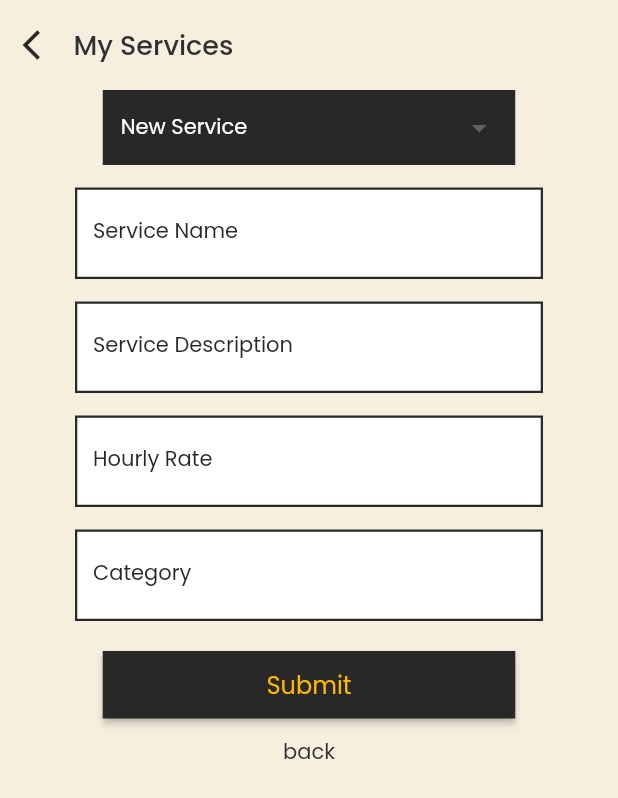
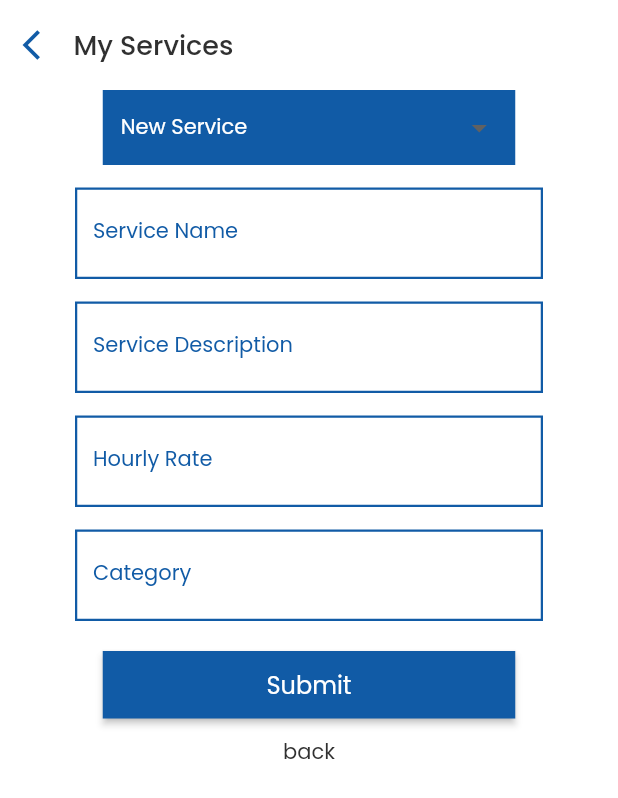
Before and after one commit to 3teeno/Build, a Flutter app: the Services_CRUD screen opened directly, on a phone screen of 412 x 824 dp. Shown: the top 798 px of the screen. Run offline on Flutter 3.47's test engine with Material 2 defaults, Android fonts, the phone set to English and light mode, and no system bars; drawn by our look-alikes of auto_size_text; our stand-ins replace built_collection, built_value, cached_network_image, cloud_firestore, file_picker, firebase_auth and 15 more; missing offline and left inert: dart:ffi, dash_chat, email_auth, json_path, mime_type; accounts and stored records are empty; generated files the repository leaves out were written again; network calls fail.

Commit message:
last commit from my side

```diff
--- a/lib/MenuBar/menubar_vendor.dart
+++ b/lib/MenuBar/menubar_vendor.dart
@@ -3,6 +3,7 @@ import 'package:build_i_t/Products/Products_Page_Customer.dart';
 import 'package:build_i_t/Vendor_Services/ServicePage.dart';
 import 'package:build_i_t/flutter_flow/flutter_flow_theme.dart';
 import 'package:build_i_t/flutter_flow/flutter_flow_util.dart';
+import 'package:build_i_t/home_page/VendorHomePage.dart';
 import 'package:build_i_t/login_page/Google_signIn.dart';
 import 'package:flutter/material.dart';
 import 'package:build_i_t/authentication_service.dart';
@@ -18,6 +19,7 @@ import 'package:provider/provider.dart';
 import 'package:firebase_core/firebase_core.dart';
 
 import '../chat_main/chat_main_widget.dart';
+import '../home_page/homepage_header_vendor.dart';
 
 
 class Vendor_menuBar extends StatefulWidget {
@@ -71,7 +73,7 @@ class _Vendor_menuBarState extends State<Vendor_menuBar> {
                         await Navigator.push(
                           context,
                           MaterialPageRoute(
-                            builder: (context) => HomePageWidget(),
+                            builder: (context) => VendorHomePageWidget(),
                           ),
                         );
                       },
@@ -117,7 +119,7 @@ class _Vendor_menuBarState extends State<Vendor_menuBar> {
                         await Navigator.push(
                           context,
                           MaterialPageRoute(
-                            builder: (context) => HomePageWidget(),
+                            builder: (context) => VendorHomePageWidget(),
                           ),
                         );
                       },
--- a/lib/Vendor_Services/ServicePage.dart
+++ b/lib/Vendor_Services/ServicePage.dart
@@ -5,11 +5,14 @@ import 'package:build_i_t/flutter_flow/flutter_flow_drop_down.dart';
 import 'package:build_i_t/flutter_flow/flutter_flow_theme.dart';
 import 'package:build_i_t/flutter_flow/flutter_flow_widgets.dart';
 import 'package:build_i_t/home_page/CustomerHomePage.dart';
+import 'package:build_i_t/home_page/homepage_header_vendor.dart';
 import 'package:build_i_t/login_page/login_page_widget.dart';
 import 'package:cloud_firestore/cloud_firestore.dart';
 import 'package:firebase_auth/firebase_auth.dart';
 import 'package:firebase_core/firebase_core.dart';
 import 'package:flutter/material.dart';
+
+import '../home_page/VendorHomePage.dart';
 
 
 class Services_CRUD extends StatefulWidget {
@@ -48,7 +51,7 @@ class _Services_CRUDState extends State<Services_CRUD> {
     return SafeArea(
       child: Scaffold(
         key: scaffoldKey,
-        backgroundColor: Color(0xFFF6EFDE),
+        backgroundColor: Color(0xFFffffff),
         body: SingleChildScrollView (
           child: Column(
             mainAxisSize: MainAxisSize.max,
@@ -77,13 +80,13 @@ class _Services_CRUDState extends State<Services_CRUD> {
                             await Navigator.push(
                               context,
                               MaterialPageRoute(
-                                builder: (context) => HomePageWidget(),
+                                builder: (context) => VendorHomePageWidget(),
                               ),
                             );
                           },
                           child: Icon(
                             Icons.arrow_back_ios,
-                            color: Color(0xFF282828),
+                            color: Color(0xFF115ba6),
                             size: 24,
                           ),
                         ),
@@ -106,7 +109,7 @@ class _Services_CRUDState extends State<Services_CRUD> {
                 width: MediaQuery.of(context).size.width,
                 height: MediaQuery.of(context).size.height * 1,
                 decoration: BoxDecoration(
-                  color: Color(0xFFF6EFDE),
+                  color: Color(0xFFffffff),
                 ),
                 child: Column(
                   mainAxisSize: MainAxisSize.max,
@@ -125,7 +128,7 @@ class _Services_CRUDState extends State<Services_CRUD> {
                         fontFamily: 'Poppins',
                         color: Colors.white,
                       ),
-                      fillColor: Color(0xFF282828),
+                      fillColor: Color(0xFF115ba6),
                       elevation: 2,
                       borderColor: Colors.transparent,
                       borderWidth: 1.5,
@@ -142,23 +145,23 @@ class _Services_CRUDState extends State<Services_CRUD> {
                           labelText: 'Service Name',
                           labelStyle: FlutterFlowTheme.bodyText1.override(
                             fontFamily: 'Poppins',
-                            color: Color(0xFF282828),
+                            color: Color(0xFF115ba6),
                           ),
                           hintText: 'Enter Name For Your Service',
                           hintStyle: FlutterFlowTheme.bodyText1.override(
                             fontFamily: 'Poppins',
-                            color: Color(0xFF282828),
+                            color: Color(0xFF115ba6),
                           ),
                           enabledBorder: OutlineInputBorder(
                             borderSide: BorderSide(
-                              color: Color(0xFF282828),
+                              color: Color(0xFF115ba6),
                               width: 1.5,
                             ),
                             borderRadius: BorderRadius.circular(0),
                           ),
                           focusedBorder: OutlineInputBorder(
                             borderSide: BorderSide(
-                              color: Color(0xFF282828),
+                              color: Color(0xFF115ba6),
                               width: 1.5,
                             ),
                             borderRadius: BorderRadius.circular(0),
@@ -168,7 +171,7 @@ class _Services_CRUDState extends State<Services_CRUD> {
                         ),
                         style: FlutterFlowTheme.bodyText1.override(
                           fontFamily: 'Poppins',
-                          color: Color(0xFF282828),
+                          color: Color(0xFF115ba6),
                         ),
                         textAlign: TextAlign.start,
                       ),
@@ -182,7 +185,7 @@ class _Services_CRUDState extends State<Services_CRUD> {
                           labelText: 'Service Description',
                           labelStyle: FlutterFlowTheme.bodyText1.override(
                             fontFamily: 'Poppins',
-                            color: Color(0xFF282828),
+                            color: Color(0xFF115ba6),
                           ),
                           hintText: 'Describe your Service',
                           hintStyle: FlutterFlowTheme.bodyText1.override(
@@ -191,14 +194,14 @@ class _Services_CRUDState extends State<Services_CRUD> {
                           ),
                           enabledBorder: OutlineInputBorder(
                             borderSide: BorderSide(
-                              color: Color(0xFF282828),
+                              color: Color(0xFF115ba6),
                               width: 1.5,
                             ),
                             borderRadius: BorderRadius.circular(0),
                           ),
                           focusedBorder: OutlineInputBorder(
                             borderSide: BorderSide(
-                              color: Color(0xFF282828),
+                              color: Color(0xFF115ba6),
                               width: 1.5,
                             ),
                             borderRadius: BorderRadius.circular(0),
@@ -208,7 +211,7 @@ class _Services_CRUDState extends State<Services_CRUD> {
                         ),
                         style: FlutterFlowTheme.bodyText1.override(
                           fontFamily: 'Poppins',
-                          color: Color(0xFF282828),
+                          color: Color(0xFF115ba6),
                         ),
                         textAlign: TextAlign.start,
                       ),
@@ -222,23 +225,23 @@ class _Services_CRUDState extends State<Services_CRUD> {
                           labelText: 'Hourly Rate',
                           labelStyle: FlutterFlowTheme.bodyText1.override(
                             fontFamily: 'Poppins',
-                            color: Color(0xFF282828),
+                            color: Color(0xFF115ba6),
                           ),
                           hintText: 'Enter your hourly Rate',
                           hintStyle: FlutterFlowTheme.bodyText1.override(
                             fontFamily: 'Poppins',
-                            color: Color(0xFF282828),
+                            color: Color(0xFF115ba6),
                           ),
                           enabledBorder: OutlineInputBorder(
                             borderSide: BorderSide(
-                              color: Color(0xFF282828),
+                              color: Color(0xFF115ba6),
                               width: 1.5,
                             ),
                             borderRadius: BorderRadius.circular(0),
                           ),
                           focusedBorder: OutlineInputBorder(
                             borderSide: BorderSide(
-                              color: Color(0xFF282828),
+                              color: Color(0xFF115ba6),
                               width: 1.5,
                             ),
                             borderRadius: BorderRadius.circular(0),
@@ -248,7 +251,7 @@ class _Services_CRUDState extends State<Services_CRUD> {
                         ),
                         style: FlutterFlowTheme.bodyText1.override(
                           fontFamily: 'Poppins',
-                          color: Color(0xFF282828),
+                          color: Color(0xFF115ba6),
                         ),
                         textAlign: TextAlign.start,
                         keyboardType: TextInputType.emailAddress,
@@ -263,23 +266,23 @@ class _Services_CRUDState extends State<Services_CRUD> {
                           labelText: 'Category',
                           labelStyle: FlutterFlowTheme.bodyText1.override(
                             fontFamily: 'Poppins',
-                            color: Color(0xFF282828),
+                            color: Color(0xFF115ba6),
                           ),
                           hintText: 'Type (Cleaning,Repairing,Maintenance)',
                           hintStyle: FlutterFlowTheme.bodyText1.override(
                             fontFamily: 'Poppins',
-                            color: Color(0xFF282828),
+                            color: Color(0xFF115ba6),
                           ),
                           enabledBorder: OutlineInputBorder(
                             borderSide: BorderSide(
-                              color: Color(0xFF282828),
+                              color: Color(0xFF115ba6),
                               width: 1.5,
                             ),
                             borderRadius: BorderRadius.circular(0),
                           ),
                           focusedBorder: OutlineInputBorder(
                             borderSide: BorderSide(
-                              color: Color(0xFF282828),
+                              color: Color(0xFF115ba6),
                               width: 1.5,
                             ),
                             borderRadius: BorderRadius.circular(0),
@@ -289,7 +292,7 @@ class _Services_CRUDState extends State<Services_CRUD> {
                         ),
                         style: FlutterFlowTheme.bodyText1.override(
                           fontFamily: 'Poppins',
-                          color: Color(0xFF282828),
+                          color: Color(0xFF115ba6),
                         ),
                         textAlign: TextAlign.start,
                         keyboardType: TextInputType.phone,
@@ -323,10 +326,10 @@ class _Services_CRUDState extends State<Services_CRUD> {
                         options: FFButtonOptions(
                           width: 275,
                           height: 45,
-                          color: Color(0xFF282828),
+                          color: Color(0xFF115ba6),
                           textStyle: FlutterFlowTheme.subtitle2.override(
                             fontFamily: 'Poppins',
-                            color: Color(0xFFFFB700),
+                            color: Colors.white,
                           ),
                           borderSide: BorderSide(
                             color: Colors.transparent,
```
